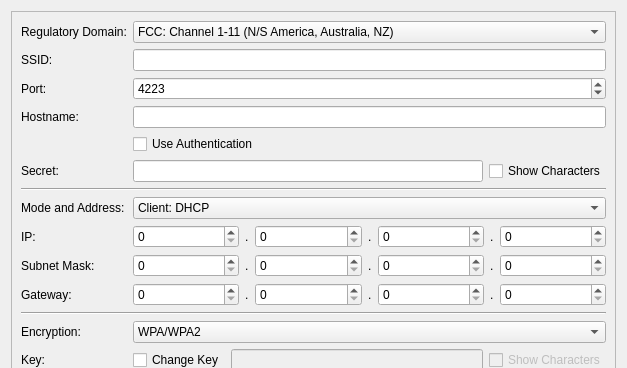
Before: the Qt Designer form src/brickv/plugin_system/plugins/master/ui/wifi.ui in Tinkerforge/brickv, drawn with Qt 5; both pictures show x 0 to 627 and y 0 to 368 of the 627 by 966 pixel window.
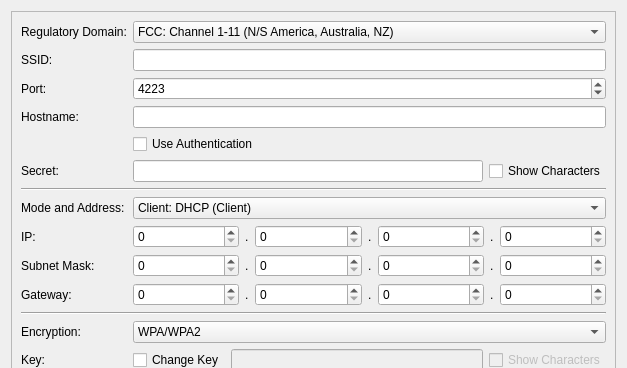
After: the same form once the commit is applied.

Commit message: wifi: Emphasize that DHCP is client only

Patch:
```diff
--- a/src/brickv/plugin_system/plugins/master/ui/wifi.ui
+++ b/src/brickv/plugin_system/plugins/master/ui/wifi.ui
@@ -191,7 +191,7 @@
           <widget class="QComboBox" name="wifi_connection">
            <item>
             <property name="text">
-             <string>Client: DHCP</string>
+             <string>Client: DHCP (Client)</string>
             </property>
            </item>
            <item>
```
Left out of the diff: 4 changed lines with no effect on the pictures.
